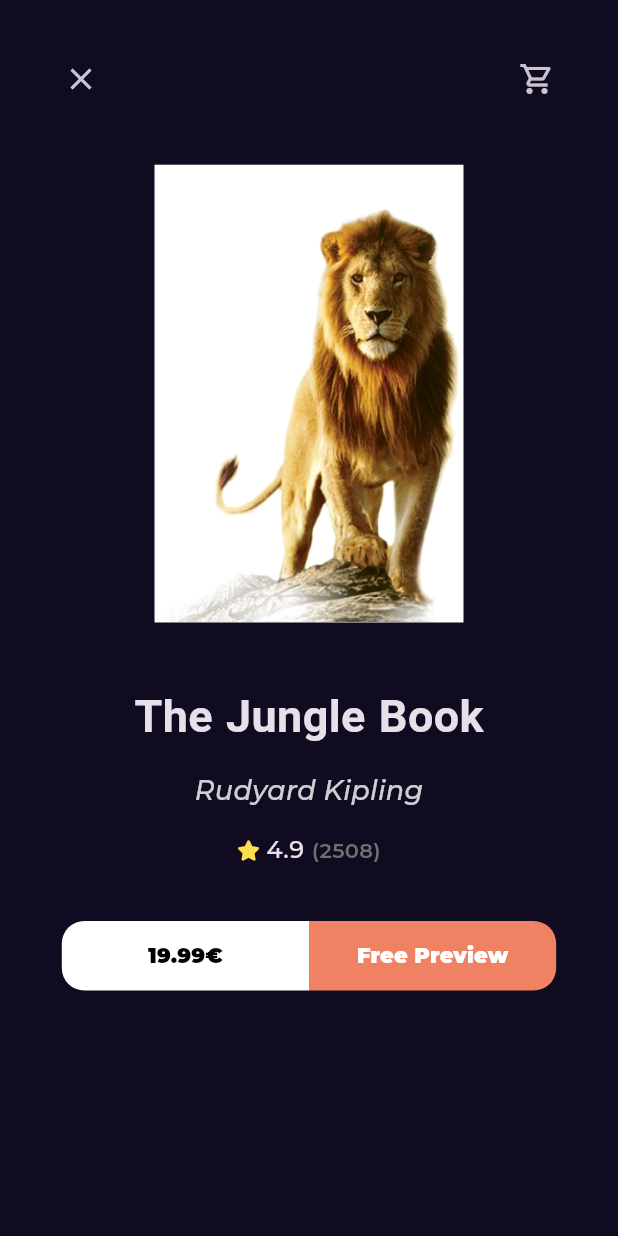
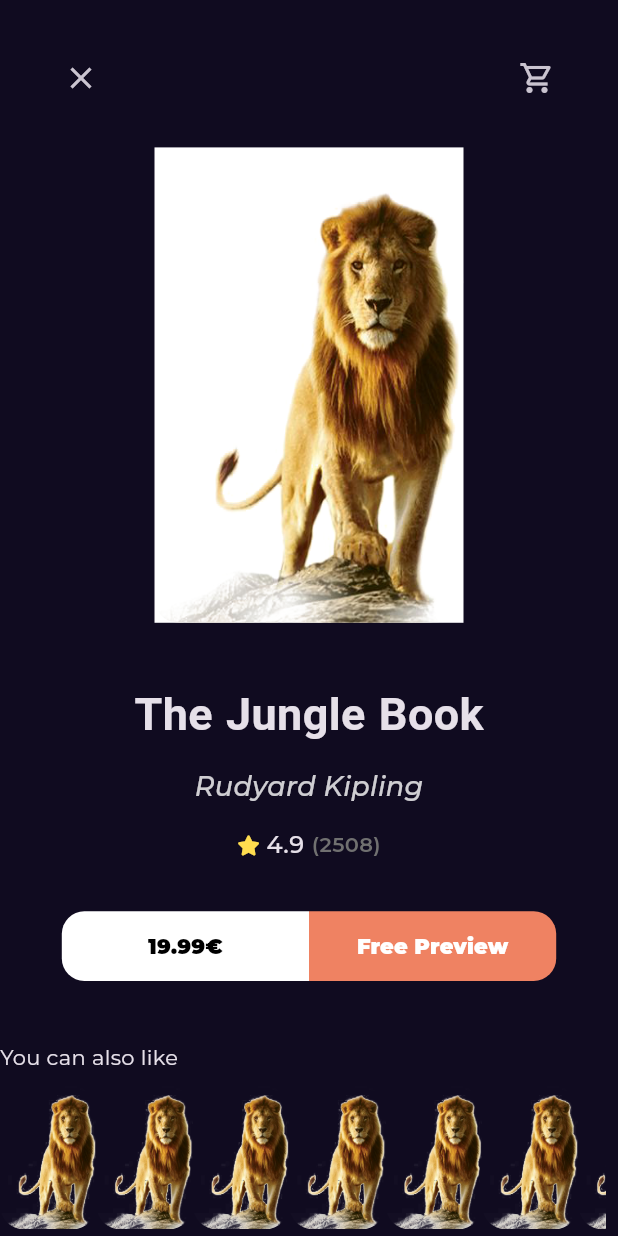
Before and after one commit to MahmoudAbouEl3la/Bookly-App-Clean-Architecture, a Flutter app: the BookDetailsView screen opened by its route, on a phone screen of 412 x 824 dp. Run offline on Flutter 3.47's test engine with Material 3 defaults, Android fonts, the phone set to English and light mode, and no system bars; our stand-ins replace device_preview, font_awesome_flutter, go_router, google_fonts; project files that could hold a hidden picture were left out.

Commit message:
creat similar books list view

```diff
--- a/lib/core/widgets/custom_book_image.dart
+++ b/lib/core/widgets/custom_book_image.dart
@@ -7,7 +7,7 @@ class CustomBookImage extends StatelessWidget {
   @override
   Widget build(BuildContext context) {
     return AspectRatio(
-      aspectRatio: 2.7 / 4,
+      aspectRatio: 2.6 / 4,
       child: Container(
         decoration: BoxDecoration(
           borderRadius: BorderRadius.circular(16),
--- a/lib/features/home/presentation/views/widgets/book_details_view_body.dart
+++ b/lib/features/home/presentation/views/widgets/book_details_view_body.dart
@@ -4,6 +4,7 @@ import 'package:bookly_app_with_clean_architecture/core/widgets/custom_book_imag
 import 'package:bookly_app_with_clean_architecture/core/widgets/book_rating.dart';
 import 'package:bookly_app_with_clean_architecture/features/home/presentation/views/widgets/book_action.dart';
 import 'package:bookly_app_with_clean_architecture/features/home/presentation/views/widgets/custom_book_datails_app_bar.dart';
+import 'package:bookly_app_with_clean_architecture/features/home/presentation/views/widgets/similar_books_list_view.dart';
 import 'package:flutter/material.dart';
 
 class BookDetailsViewBody extends StatelessWidget {
@@ -13,16 +14,16 @@ class BookDetailsViewBody extends StatelessWidget {
   Widget build(BuildContext context) {
     final height = MediaQuery.sizeOf(context).height;
     final width = MediaQuery.sizeOf(context).width;
-    return Column(
+    return ListView(
       children: [
-        SizedBox(height: height * 0.035),
+        SizedBox(height: height * 0.034),
         const CustomBookDatailsAppBar(),
-        SizedBox(height: height * 0.04),
+        SizedBox(height: height * 0.027),
         Padding(
           padding: EdgeInsets.symmetric(horizontal: width * 0.25),
           child: Container(color: Colors.white, child: CustomBookImage()),
         ),
-        SizedBox(height: height * 0.05),
+        SizedBox(height: height * 0.048),
         Column(
           crossAxisAlignment: CrossAxisAlignment.center,
           mainAxisAlignment: MainAxisAlignment.center,
@@ -34,7 +35,7 @@ class BookDetailsViewBody extends StatelessWidget {
                 fontWeight: FontWeight.w700,
               ),
             ),
-            const SizedBox(height: 15),
+            const SizedBox(height: 14),
             Opacity(
               opacity: 0.8,
               child: Text(
@@ -46,10 +47,24 @@ class BookDetailsViewBody extends StatelessWidget {
                 ),
               ),
             ),
-            const SizedBox(height: 15),
+            const SizedBox(height: 14),
             BookRating(mainAxisAlignment: MainAxisAlignment.center),
-            const SizedBox(height: 35),
+            const SizedBox(height: 32),
             const BookAction(),
+            const SizedBox(height: 40),
+            Align(
+              alignment: Alignment.centerLeft,
+              child: Text("You can also like", style: Styles.font14Normal),
+            ),
+            const SizedBox(height: 6),
+            SizedBox(
+              height: height * 0.12,
+              child: Padding(
+                padding: const EdgeInsets.only(right: 8),
+                child: SimilarBooksListView(),
+              ),
+            ),
+            SizedBox(height: 30),
           ],
         ),
       ],
--- /dev/null
+++ b/lib/features/home/presentation/views/widgets/similar_books_list_view.dart
@@ -0,0 +1,15 @@
+import 'package:bookly_app_with_clean_architecture/core/widgets/custom_book_image.dart';
+import 'package:flutter/material.dart';
+
+class SimilarBooksListView extends StatelessWidget {
+  const SimilarBooksListView({super.key});
+
+  @override
+  Widget build(BuildContext context) {
+    return ListView.builder(
+      itemBuilder: (context, index) => const CustomBookImage(),
+      itemCount: 10,
+      scrollDirection: Axis.horizontal,
+    );
+  }
+}
```
